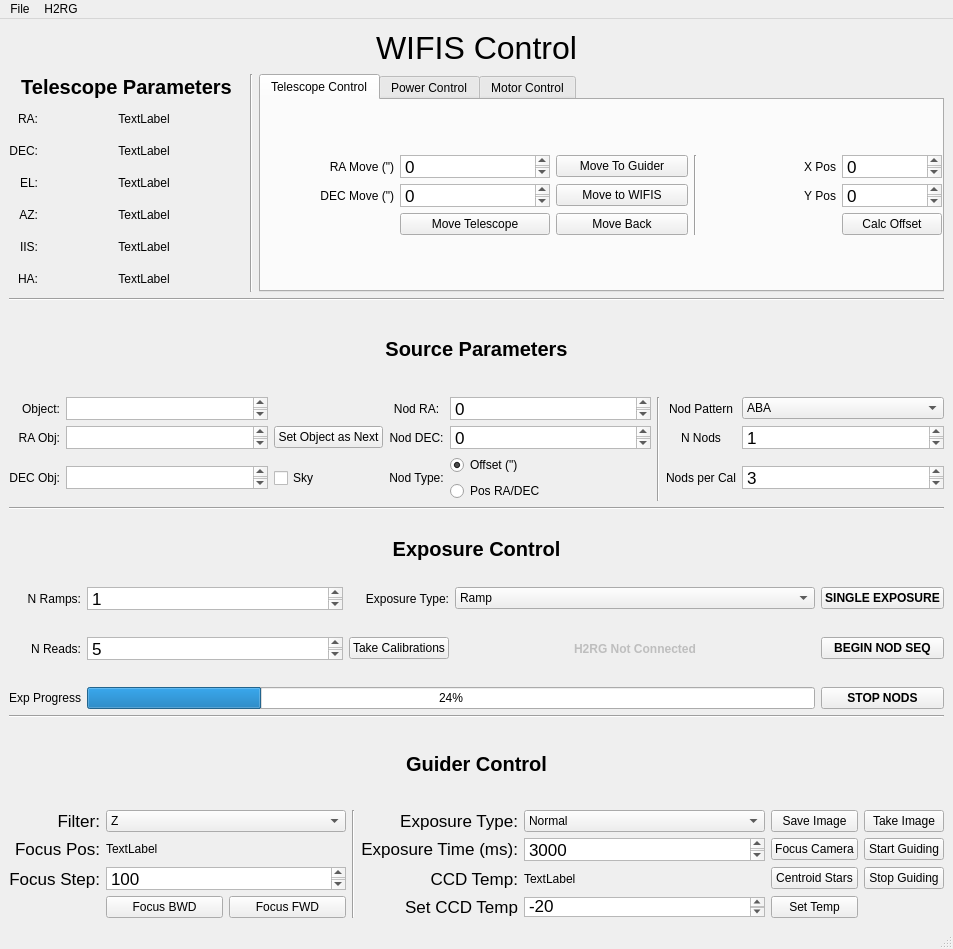
Old version of the form WIFIS.ui in the repository WIFIS-Team/controlcode-new.
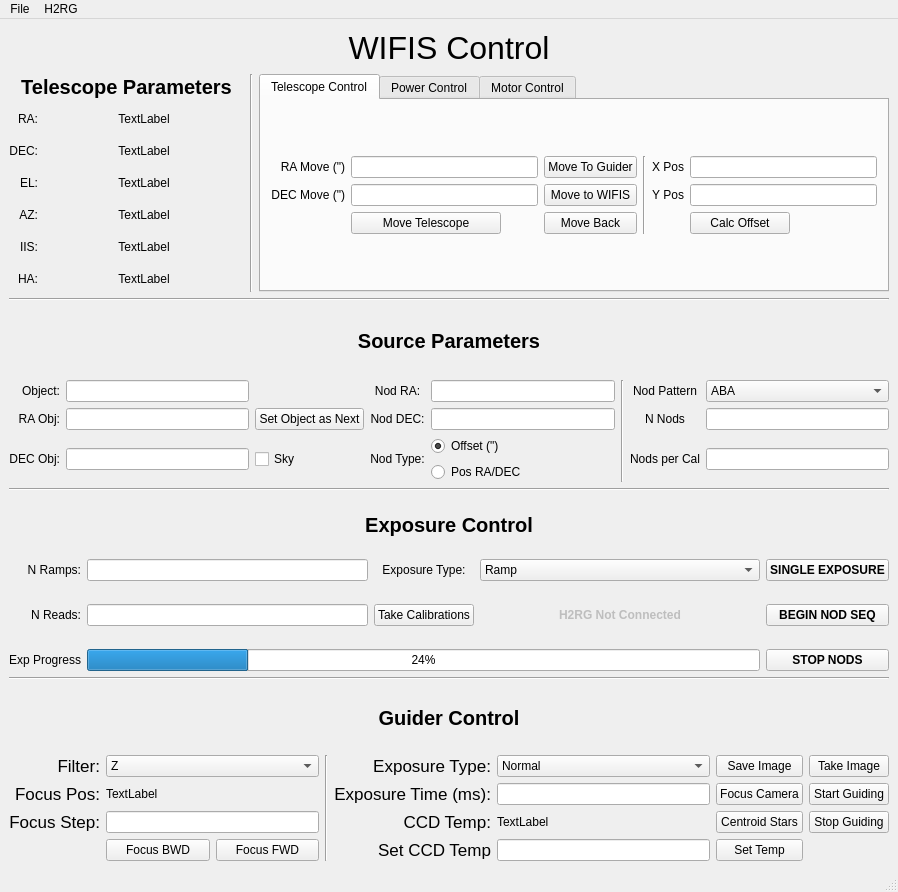
New version of the form. The open tabs and pages were chosen to show the change.

Commit message: Changed QTextEdits to QLineEdits

```diff
--- a/WIFIS.ui
+++ b/WIFIS.ui
@@ -6,8 +6,8 @@
    <rect>
     <x>0</x>
     <y>0</y>
-    <width>953</width>
-    <height>949</height>
+    <width>898</width>
+    <height>892</height>
    </rect>
   </property>
   <property name="sizePolicy">
@@ -306,7 +306,16 @@
             <string>Telescope Control</string>
            </attribute>
            <layout class="QGridLayout" name="gridLayout_7">
-            <property name="margin">
+            <property name="leftMargin">
+             <number>10</number>
+            </property>
+            <property name="topMargin">
+             <number>0</number>
+            </property>
+            <property name="rightMargin">
+             <number>10</number>
+            </property>
+            <property name="bottomMargin">
              <number>0</number>
             </property>
             <item row="0" column="0">
@@ -330,32 +339,6 @@
                 </property>
                </widget>
               </item>
-              <item row="0" column="1">
-               <widget class="QTextEdit" name="RAMoveBox">
-                <property name="sizePolicy">
-                 <sizepolicy hsizetype="Maximum" vsizetype="Maximum">
-                  <horstretch>0</horstretch>
-                  <verstretch>0</verstretch>
-                 </sizepolicy>
-                </property>
-                <property name="maximumSize">
-                 <size>
-                  <width>150</width>
-                  <height>23</height>
-                 </size>
-                </property>
-                <property name="html">
-                 <string>&lt;!DOCTYPE HTML PUBLIC &quot;-//W3C//DTD HTML 4.0//EN&quot; &quot;http://www.w3.org/TR/REC-html40/strict.dtd&quot;&gt;
-&lt;html&gt;&lt;head&gt;&lt;meta name=&quot;qrichtext&quot; content=&quot;1&quot; /&gt;&lt;style type=&quot;text/css&quot;&gt;
-p, li { white-space: pre-wrap; }
-&lt;/style&gt;&lt;/head&gt;&lt;body style=&quot; font-family:'.SF NS Text'; font-size:13pt; font-weight:400; font-style:normal;&quot;&gt;
-&lt;p style=&quot; margin-top:0px; margin-bottom:0px; margin-left:0px; margin-right:0px; -qt-block-indent:0; text-indent:0px;&quot;&gt;0&lt;/p&gt;&lt;/body&gt;&lt;/html&gt;</string>
-                </property>
-                <property name="placeholderText" stdset="0">
-                 <string/>
-                </property>
-               </widget>
-              </item>
               <item row="0" column="4">
                <widget class="QLabel" name="label_36">
                 <property name="text">
@@ -383,29 +366,6 @@
                 </property>
                </widget>
               </item>
-              <item row="1" column="1">
-               <widget class="QTextEdit" name="DECMoveBox">
-                <property name="sizePolicy">
-                 <sizepolicy hsizetype="Maximum" vsizetype="Maximum">
-                  <horstretch>0</horstretch>
-                  <verstretch>0</verstretch>
-                 </sizepolicy>
-                </property>
-                <property name="maximumSize">
-                 <size>
-                  <width>150</width>
-                  <height>23</height>
-                 </size>
-                </property>
-                <property name="html">
-                 <string>&lt;!DOCTYPE HTML PUBLIC &quot;-//W3C//DTD HTML 4.0//EN&quot; &quot;http://www.w3.org/TR/REC-html40/strict.dtd&quot;&gt;
-&lt;html&gt;&lt;head&gt;&lt;meta name=&quot;qrichtext&quot; content=&quot;1&quot; /&gt;&lt;style type=&quot;text/css&quot;&gt;
-p, li { white-space: pre-wrap; }
-&lt;/style&gt;&lt;/head&gt;&lt;body style=&quot; font-family:'.SF NS Text'; font-size:13pt; font-weight:400; font-style:normal;&quot;&gt;
-&lt;p style=&quot; margin-top:0px; margin-bottom:0px; margin-left:0px; margin-right:0px; -qt-block-indent:0; text-indent:0px;&quot;&gt;0&lt;/p&gt;&lt;/body&gt;&lt;/html&gt;</string>
-                </property>
-               </widget>
-              </item>
               <item row="1" column="4">
                <widget class="QLabel" name="label_35">
                 <property name="text">
@@ -462,38 +422,6 @@
                 </property>
                </widget>
               </item>
-              <item row="0" column="5">
-               <widget class="QTextEdit" name="XPos">
-                <property name="sizePolicy">
-                 <sizepolicy hsizetype="Maximum" vsizetype="Maximum">
-                  <horstretch>0</horstretch>
-                  <verstretch>0</verstretch>
-                 </sizepolicy>
-                </property>
-                <property name="minimumSize">
-                 <size>
-                  <width>0</width>
-                  <height>0</height>
-                 </size>
-                </property>
-                <property name="maximumSize">
-                 <size>
-                  <width>100</width>
-                  <height>23</height>
-                 </size>
-                </property>
-                <property name="html">
-                 <string>&lt;!DOCTYPE HTML PUBLIC &quot;-//W3C//DTD HTML 4.0//EN&quot; &quot;http://www.w3.org/TR/REC-html40/strict.dtd&quot;&gt;
-&lt;html&gt;&lt;head&gt;&lt;meta name=&quot;qrichtext&quot; content=&quot;1&quot; /&gt;&lt;style type=&quot;text/css&quot;&gt;
-p, li { white-space: pre-wrap; }
-&lt;/style&gt;&lt;/head&gt;&lt;body style=&quot; font-family:'.SF NS Text'; font-size:13pt; font-weight:400; font-style:normal;&quot;&gt;
-&lt;p style=&quot; margin-top:0px; margin-bottom:0px; margin-left:0px; margin-right:0px; -qt-block-indent:0; text-indent:0px;&quot;&gt;0&lt;/p&gt;&lt;/body&gt;&lt;/html&gt;</string>
-                </property>
-                <property name="placeholderText" stdset="0">
-                 <string/>
-                </property>
-               </widget>
-              </item>
               <item row="2" column="1">
                <widget class="QPushButton" name="moveTelescopeButton">
                 <property name="sizePolicy">
@@ -513,37 +441,17 @@
                 </property>
                </widget>
               </item>
+              <item row="0" column="1">
+               <widget class="QLineEdit" name="RAMoveBox"/>
+              </item>
+              <item row="1" column="1">
+               <widget class="QLineEdit" name="DECMoveBox"/>
+              </item>
+              <item row="0" column="5">
+               <widget class="QLineEdit" name="XPos"/>
+              </item>
               <item row="1" column="5">
-               <widget class="QTextEdit" name="YPos">
-                <property name="sizePolicy">
-                 <sizepolicy hsizetype="Maximum" vsizetype="Maximum">
-                  <horstretch>0</horstretch>
-                  <verstretch>0</verstretch>
-                 </sizepolicy>
-                </property>
-                <property name="minimumSize">
-                 <size>
-                  <width>0</width>
-                  <height>0</height>
-                 </size>
-                </property>
-                <property name="maximumSize">
-                 <size>
-                  <width>100</width>
-                  <height>23</height>
-                 </size>
-                </property>
-                <property name="html">
-                 <string>&lt;!DOCTYPE HTML PUBLIC &quot;-//W3C//DTD HTML 4.0//EN&quot; &quot;http://www.w3.org/TR/REC-html40/strict.dtd&quot;&gt;
-&lt;html&gt;&lt;head&gt;&lt;meta name=&quot;qrichtext&quot; content=&quot;1&quot; /&gt;&lt;style type=&quot;text/css&quot;&gt;
-p, li { white-space: pre-wrap; }
-&lt;/style&gt;&lt;/head&gt;&lt;body style=&quot; font-family:'.SF NS Text'; font-size:13pt; font-weight:400; font-style:normal;&quot;&gt;
-&lt;p style=&quot; margin-top:0px; margin-bottom:0px; margin-left:0px; margin-right:0px; -qt-block-indent:0; text-indent:0px;&quot;&gt;0&lt;/p&gt;&lt;/body&gt;&lt;/html&gt;</string>
-                </property>
-                <property name="placeholderText" stdset="0">
-                 <string/>
-                </property>
-               </widget>
+               <widget class="QLineEdit" name="YPos"/>
               </item>
              </layout>
             </item>
@@ -1309,29 +1217,6 @@
           </item>
          </widget>
         </item>
-        <item row="4" column="5">
-         <widget class="QTextEdit" name="ExpTime">
-          <property name="sizePolicy">
-           <sizepolicy hsizetype="Expanding" vsizetype="Maximum">
-            <horstretch>0</horstretch>
-            <verstretch>0</verstretch>
-           </sizepolicy>
-          </property>
-          <property name="maximumSize">
-           <size>
-            <width>16777215</width>
-            <height>23</height>
-           </size>
-          </property>
-          <property name="html">
-           <string>&lt;!DOCTYPE HTML PUBLIC &quot;-//W3C//DTD HTML 4.0//EN&quot; &quot;http://www.w3.org/TR/REC-html40/strict.dtd&quot;&gt;
-&lt;html&gt;&lt;head&gt;&lt;meta name=&quot;qrichtext&quot; content=&quot;1&quot; /&gt;&lt;style type=&quot;text/css&quot;&gt;
-p, li { white-space: pre-wrap; }
-&lt;/style&gt;&lt;/head&gt;&lt;body style=&quot; font-family:'.SF NS Text'; font-size:13pt; font-weight:400; font-style:normal;&quot;&gt;
-&lt;p style=&quot; margin-top:0px; margin-bottom:0px; margin-left:0px; margin-right:0px; -qt-block-indent:0; text-indent:0px;&quot;&gt;3000&lt;/p&gt;&lt;/body&gt;&lt;/html&gt;</string>
-          </property>
-         </widget>
-        </item>
         <item row="5" column="7">
          <widget class="QPushButton" name="StopGuidingButton">
           <property name="sizePolicy">
@@ -1345,6 +1230,27 @@
           </property>
          </widget>
         </item>
+        <item row="5" column="2">
+         <widget class="QLineEdit" name="FocStep"/>
+        </item>
+        <item row="6" column="2">
+         <layout class="QHBoxLayout" name="horizontalLayout">
+          <item>
+           <widget class="QPushButton" name="BKWButton">
+            <property name="text">
+             <string>Focus BWD</string>
+            </property>
+           </widget>
+          </item>
+          <item>
+           <widget class="QPushButton" name="FWDButton">
+            <property name="text">
+             <string>Focus FWD</string>
+            </property>
+           </widget>
+          </item>
+         </layout>
+        </item>
         <item row="4" column="1">
          <widget class="QLabel" name="label_23">
           <property name="sizePolicy">
@@ -1379,29 +1285,6 @@
           </property>
          </widget>
         </item>
-        <item row="6" column="5">
-         <widget class="QTextEdit" name="SetTempValue">
-          <property name="sizePolicy">
-           <sizepolicy hsizetype="Expanding" vsizetype="Maximum">
-            <horstretch>0</horstretch>
-            <verstretch>0</verstretch>
-           </sizepolicy>
-          </property>
-          <property name="maximumSize">
-           <size>
-            <width>16777215</width>
-            <height>20</height>
-           </size>
-          </property>
-          <property name="html">
-           <string>&lt;!DOCTYPE HTML PUBLIC &quot;-//W3C//DTD HTML 4.0//EN&quot; &quot;http://www.w3.org/TR/REC-html40/strict.dtd&quot;&gt;
-&lt;html&gt;&lt;head&gt;&lt;meta name=&quot;qrichtext&quot; content=&quot;1&quot; /&gt;&lt;style type=&quot;text/css&quot;&gt;
-p, li { white-space: pre-wrap; }
-&lt;/style&gt;&lt;/head&gt;&lt;body style=&quot; font-family:'.SF NS Text'; font-size:13pt; font-weight:400; font-style:normal;&quot;&gt;
-&lt;p style=&quot; margin-top:0px; margin-bottom:0px; margin-left:0px; margin-right:0px; -qt-block-indent:0; text-indent:0px;&quot;&gt;-20&lt;/p&gt;&lt;/body&gt;&lt;/html&gt;</string>
-          </property>
-         </widget>
-        </item>
         <item row="3" column="2">
          <widget class="QComboBox" name="FilterVal">
           <property name="sizePolicy">
@@ -1518,29 +1401,6 @@
           </property>
          </widget>
         </item>
-        <item row="5" column="2">
-         <widget class="QTextEdit" name="FocStep">
-          <property name="sizePolicy">
-           <sizepolicy hsizetype="Expanding" vsizetype="Maximum">
-            <horstretch>0</horstretch>
-            <verstretch>0</verstretch>
-           </sizepolicy>
-          </property>
-          <property name="maximumSize">
-           <size>
-            <width>16777215</width>
-            <height>23</height>
-           </size>
-          </property>
-          <property name="html">
-           <string>&lt;!DOCTYPE HTML PUBLIC &quot;-//W3C//DTD HTML 4.0//EN&quot; &quot;http://www.w3.org/TR/REC-html40/strict.dtd&quot;&gt;
-&lt;html&gt;&lt;head&gt;&lt;meta name=&quot;qrichtext&quot; content=&quot;1&quot; /&gt;&lt;style type=&quot;text/css&quot;&gt;
-p, li { white-space: pre-wrap; }
-&lt;/style&gt;&lt;/head&gt;&lt;body style=&quot; font-family:'.SF NS Text'; font-size:13pt; font-weight:400; font-style:normal;&quot;&gt;
-&lt;p style=&quot; margin-top:0px; margin-bottom:0px; margin-left:0px; margin-right:0px; -qt-block-indent:0; text-indent:0px;&quot;&gt;100&lt;/p&gt;&lt;/body&gt;&lt;/html&gt;</string>
-          </property>
-         </widget>
-        </item>
         <item row="3" column="1">
          <widget class="QLabel" name="label_22">
           <property name="font">
@@ -1585,23 +1445,11 @@
           </property>
          </widget>
         </item>
-        <item row="6" column="2">
-         <layout class="QHBoxLayout" name="horizontalLayout">
-          <item>
-           <widget class="QPushButton" name="BKWButton">
-            <property name="text">
-             <string>Focus BWD</string>
-            </property>
-           </widget>
-          </item>
-          <item>
-           <widget class="QPushButton" name="FWDButton">
-            <property name="text">
-             <string>Focus FWD</string>
-            </property>
-           </widget>
-          </item>
-         </layout>
+        <item row="4" column="5">
+         <widget class="QLineEdit" name="ExpTime"/>
+        </item>
+        <item row="6" column="5">
+         <widget class="QLineEdit" name="SetTempValue"/>
         </item>
        </layout>
       </item>
@@ -1653,38 +1501,6 @@
           </property>
          </widget>
         </item>
-        <item row="2" column="1">
-         <widget class="QTextEdit" name="RAObj">
-          <property name="sizePolicy">
-           <sizepolicy hsizetype="Expanding" vsizetype="Maximum">
-            <horstretch>0</horstretch>
-            <verstretch>0</verstretch>
-           </sizepolicy>
-          </property>
-          <property name="maximumSize">
-           <size>
-            <width>16777215</width>
-            <height>23</height>
-           </size>
-          </property>
-         </widget>
-        </item>
-        <item row="3" column="1">
-         <widget class="QTextEdit" name="DECObj">
-          <property name="sizePolicy">
-           <sizepolicy hsizetype="Preferred" vsizetype="Maximum">
-            <horstretch>0</horstretch>
-            <verstretch>0</verstretch>
-           </sizepolicy>
-          </property>
-          <property name="maximumSize">
-           <size>
-            <width>16777215</width>
-            <height>23</height>
-           </size>
-          </property>
-         </widget>
-        </item>
         <item row="2" column="0">
          <widget class="QLabel" name="label_15">
           <property name="text">
@@ -1695,51 +1511,6 @@
           </property>
          </widget>
         </item>
-        <item row="2" column="4">
-         <widget class="QTextEdit" name="NodDecText">
-          <property name="sizePolicy">
-           <sizepolicy hsizetype="Expanding" vsizetype="Maximum">
-            <horstretch>0</horstretch>
-            <verstretch>0</verstretch>
-           </sizepolicy>
-          </property>
-          <property name="maximumSize">
-           <size>
-            <width>16777215</width>
-            <height>23</height>
-           </size>
-          </property>
-          <property name="html">
-           <string>&lt;!DOCTYPE HTML PUBLIC &quot;-//W3C//DTD HTML 4.0//EN&quot; &quot;http://www.w3.org/TR/REC-html40/strict.dtd&quot;&gt;
-&lt;html&gt;&lt;head&gt;&lt;meta name=&quot;qrichtext&quot; content=&quot;1&quot; /&gt;&lt;style type=&quot;text/css&quot;&gt;
-p, li { white-space: pre-wrap; }
-&lt;/style&gt;&lt;/head&gt;&lt;body style=&quot; font-family:'.SF NS Text'; font-size:13pt; font-weight:400; font-style:normal;&quot;&gt;
-&lt;p style=&quot; margin-top:0px; margin-bottom:0px; margin-left:0px; margin-right:0px; -qt-block-indent:0; text-indent:0px;&quot;&gt;0&lt;/p&gt;&lt;/body&gt;&lt;/html&gt;</string>
-          </property>
-         </widget>
-        </item>
-        <item row="1" column="1">
-         <widget class="QTextEdit" name="ObjText">
-          <property name="sizePolicy">
-           <sizepolicy hsizetype="Expanding" vsizetype="Maximum">
-            <horstretch>0</horstretch>
-            <verstretch>0</verstretch>
-           </sizepolicy>
-          </property>
-          <property name="minimumSize">
-           <size>
-            <width>0</width>
-            <height>20</height>
-           </size>
-          </property>
-          <property name="maximumSize">
-           <size>
-            <width>16777215</width>
-            <height>23</height>
-           </size>
-          </property>
-         </widget>
-        </item>
         <item row="3" column="6">
          <widget class="QLabel" name="label_32">
           <property name="text">
@@ -1760,29 +1531,6 @@
           </property>
          </widget>
         </item>
-        <item row="1" column="4">
-         <widget class="QTextEdit" name="NodRAText">
-          <property name="sizePolicy">
-           <sizepolicy hsizetype="Expanding" vsizetype="Maximum">
-            <horstretch>0</horstretch>
-            <verstretch>0</verstretch>
-           </sizepolicy>
-          </property>
-          <property name="maximumSize">
-           <size>
-            <width>16777215</width>
-            <height>23</height>
-           </size>
-          </property>
-          <property name="html">
-           <string>&lt;!DOCTYPE HTML PUBLIC &quot;-//W3C//DTD HTML 4.0//EN&quot; &quot;http://www.w3.org/TR/REC-html40/strict.dtd&quot;&gt;
-&lt;html&gt;&lt;head&gt;&lt;meta name=&quot;qrichtext&quot; content=&quot;1&quot; /&gt;&lt;style type=&quot;text/css&quot;&gt;
-p, li { white-space: pre-wrap; }
-&lt;/style&gt;&lt;/head&gt;&lt;body style=&quot; font-family:'.SF NS Text'; font-size:13pt; font-weight:400; font-style:normal;&quot;&gt;
-&lt;p style=&quot; margin-top:0px; margin-bottom:0px; margin-left:0px; margin-right:0px; -qt-block-indent:0; text-indent:0px;&quot;&gt;0&lt;/p&gt;&lt;/body&gt;&lt;/html&gt;</string>
-          </property>
-         </widget>
-        </item>
         <item row="1" column="5" rowspan="3">
          <widget class="Line" name="line_6">
           <property name="font">
@@ -1846,29 +1594,6 @@
           </property>
          </widget>
         </item>
-        <item row="3" column="7">
-         <widget class="QTextEdit" name="NodsPerCal">
-          <property name="sizePolicy">
-           <sizepolicy hsizetype="Preferred" vsizetype="Maximum">
-            <horstretch>0</horstretch>
-            <verstretch>0</verstretch>
-           </sizepolicy>
-          </property>
-          <property name="maximumSize">
-           <size>
-            <width>16777215</width>
-            <height>23</height>
-           </size>
-          </property>
-          <property name="html">
-           <string>&lt;!DOCTYPE HTML PUBLIC &quot;-//W3C//DTD HTML 4.0//EN&quot; &quot;http://www.w3.org/TR/REC-html40/strict.dtd&quot;&gt;
-&lt;html&gt;&lt;head&gt;&lt;meta name=&quot;qrichtext&quot; content=&quot;1&quot; /&gt;&lt;style type=&quot;text/css&quot;&gt;
-p, li { white-space: pre-wrap; }
-&lt;/style&gt;&lt;/head&gt;&lt;body style=&quot; font-family:'.SF NS Text'; font-size:13pt; font-weight:400; font-style:normal;&quot;&gt;
-&lt;p style=&quot; margin-top:0px; margin-bottom:0px; margin-left:0px; margin-right:0px; -qt-block-indent:0; text-indent:0px;&quot;&gt;3&lt;/p&gt;&lt;/body&gt;&lt;/html&gt;</string>
-          </property>
-         </widget>
-        </item>
         <item row="1" column="7">
          <widget class="QComboBox" name="NodSelection">
           <item>
@@ -1914,29 +1639,6 @@
           </item>
          </layout>
         </item>
-        <item row="2" column="7">
-         <widget class="QTextEdit" name="NNods">
-          <property name="sizePolicy">
-           <sizepolicy hsizetype="Expanding" vsizetype="Maximum">
-            <horstretch>0</horstretch>
-            <verstretch>0</verstretch>
-           </sizepolicy>
-          </property>
-          <property name="maximumSize">
-           <size>
-            <width>16777215</width>
-            <height>23</height>
-           </size>
-          </property>
-          <property name="html">
-           <string>&lt;!DOCTYPE HTML PUBLIC &quot;-//W3C//DTD HTML 4.0//EN&quot; &quot;http://www.w3.org/TR/REC-html40/strict.dtd&quot;&gt;
-&lt;html&gt;&lt;head&gt;&lt;meta name=&quot;qrichtext&quot; content=&quot;1&quot; /&gt;&lt;style type=&quot;text/css&quot;&gt;
-p, li { white-space: pre-wrap; }
-&lt;/style&gt;&lt;/head&gt;&lt;body style=&quot; font-family:'.SF NS Text'; font-size:13pt; font-weight:400; font-style:normal;&quot;&gt;
-&lt;p style=&quot; margin-top:0px; margin-bottom:0px; margin-left:0px; margin-right:0px; -qt-block-indent:0; text-indent:0px;&quot;&gt;1&lt;/p&gt;&lt;/body&gt;&lt;/html&gt;</string>
-          </property>
-         </widget>
-        </item>
         <item row="2" column="3">
          <widget class="QLabel" name="label_18">
           <property name="text">
@@ -1958,12 +1660,39 @@
          </widget>
         </item>
         <item row="3" column="2">
-         <widget class="QCheckBox" name="checkBox">
+         <widget class="QCheckBox" name="SkyCheckBox">
+          <property name="sizePolicy">
+           <sizepolicy hsizetype="Minimum" vsizetype="Fixed">
+            <horstretch>0</horstretch>
+            <verstretch>0</verstretch>
+           </sizepolicy>
+          </property>
           <property name="text">
            <string>Sky</string>
           </property>
          </widget>
         </item>
+        <item row="1" column="1">
+         <widget class="QLineEdit" name="ObjText"/>
+        </item>
+        <item row="2" column="1">
+         <widget class="QLineEdit" name="RAObj"/>
+        </item>
+        <item row="3" column="1">
+         <widget class="QLineEdit" name="DECObj"/>
+        </item>
+        <item row="1" column="4">
+         <widget class="QLineEdit" name="NodRAText"/>
+        </item>
+        <item row="2" column="4">
+         <widget class="QLineEdit" name="NodDecText"/>
+        </item>
+        <item row="2" column="7">
+         <widget class="QLineEdit" name="NNods"/>
+        </item>
+        <item row="3" column="7">
+         <widget class="QLineEdit" name="NodsPerCal"/>
+        </item>
        </layout>
       </item>
       <item row="4" column="0">
@@ -1975,58 +1704,6 @@
       </item>
       <item row="5" column="0">
        <layout class="QGridLayout" name="gridLayout_5">
-        <item row="2" column="1">
-         <widget class="QTextEdit" name="NReadsText">
-          <property name="sizePolicy">
-           <sizepolicy hsizetype="Maximum" vsizetype="Maximum">
-            <horstretch>0</horstretch>
-            <verstretch>0</verstretch>
-           </sizepolicy>
-          </property>
-          <property name="maximumSize">
-           <size>
-            <width>16777215</width>
-            <height>23</height>
-           </size>
-          </property>
-          <property name="html">
-           <string>&lt;!DOCTYPE HTML PUBLIC &quot;-//W3C//DTD HTML 4.0//EN&quot; &quot;http://www.w3.org/TR/REC-html40/strict.dtd&quot;&gt;
-&lt;html&gt;&lt;head&gt;&lt;meta name=&quot;qrichtext&quot; content=&quot;1&quot; /&gt;&lt;style type=&quot;text/css&quot;&gt;
-p, li { white-space: pre-wrap; }
-&lt;/style&gt;&lt;/head&gt;&lt;body style=&quot; font-family:'.SF NS Text'; font-size:13pt; font-weight:400; font-style:normal;&quot;&gt;
-&lt;p style=&quot; margin-top:0px; margin-bottom:0px; margin-left:0px; margin-right:0px; -qt-block-indent:0; text-indent:0px;&quot;&gt;5&lt;/p&gt;&lt;/body&gt;&lt;/html&gt;</string>
-          </property>
-         </widget>
-        </item>
-        <item row="1" column="1">
-         <widget class="QTextEdit" name="NRampsText">
-          <property name="sizePolicy">
-           <sizepolicy hsizetype="Maximum" vsizetype="Maximum">
-            <horstretch>0</horstretch>
-            <verstretch>0</verstretch>
-           </sizepolicy>
-          </property>
-          <property name="minimumSize">
-           <size>
-            <width>0</width>
-            <height>0</height>
-           </size>
-          </property>
-          <property name="maximumSize">
-           <size>
-            <width>16777215</width>
-            <height>23</height>
-           </size>
-          </property>
-          <property name="html">
-           <string>&lt;!DOCTYPE HTML PUBLIC &quot;-//W3C//DTD HTML 4.0//EN&quot; &quot;http://www.w3.org/TR/REC-html40/strict.dtd&quot;&gt;
-&lt;html&gt;&lt;head&gt;&lt;meta name=&quot;qrichtext&quot; content=&quot;1&quot; /&gt;&lt;style type=&quot;text/css&quot;&gt;
-p, li { white-space: pre-wrap; }
-&lt;/style&gt;&lt;/head&gt;&lt;body style=&quot; font-family:'.SF NS Text'; font-size:13pt; font-weight:400; font-style:normal;&quot;&gt;
-&lt;p style=&quot; margin-top:0px; margin-bottom:0px; margin-left:0px; margin-right:0px; -qt-block-indent:0; text-indent:0px;&quot;&gt;1&lt;/p&gt;&lt;/body&gt;&lt;/html&gt;</string>
-          </property>
-         </widget>
-        </item>
         <item row="3" column="0">
          <widget class="QLabel" name="label_30">
           <property name="text">
@@ -2063,7 +1740,7 @@
            <string>Exposure Type:</string>
           </property>
           <property name="alignment">
-           <set>Qt::AlignRight|Qt::AlignTrailing|Qt::AlignVCenter</set>
+           <set>Qt::AlignCenter</set>
           </property>
          </widget>
         </item>
@@ -2221,6 +1898,12 @@
           </property>
          </widget>
         </item>
+        <item row="1" column="1">
+         <widget class="QLineEdit" name="NRampsText"/>
+        </item>
+        <item row="2" column="1">
+         <widget class="QLineEdit" name="NReadsText"/>
+        </item>
        </layout>
       </item>
      </layout>
@@ -2235,7 +1918,7 @@
     <rect>
      <x>0</x>
      <y>0</y>
-     <width>953</width>
+     <width>898</width>
      <height>22</height>
     </rect>
    </property>
```
Left out of the diff: 2 changed lines with no effect on the pictures.
